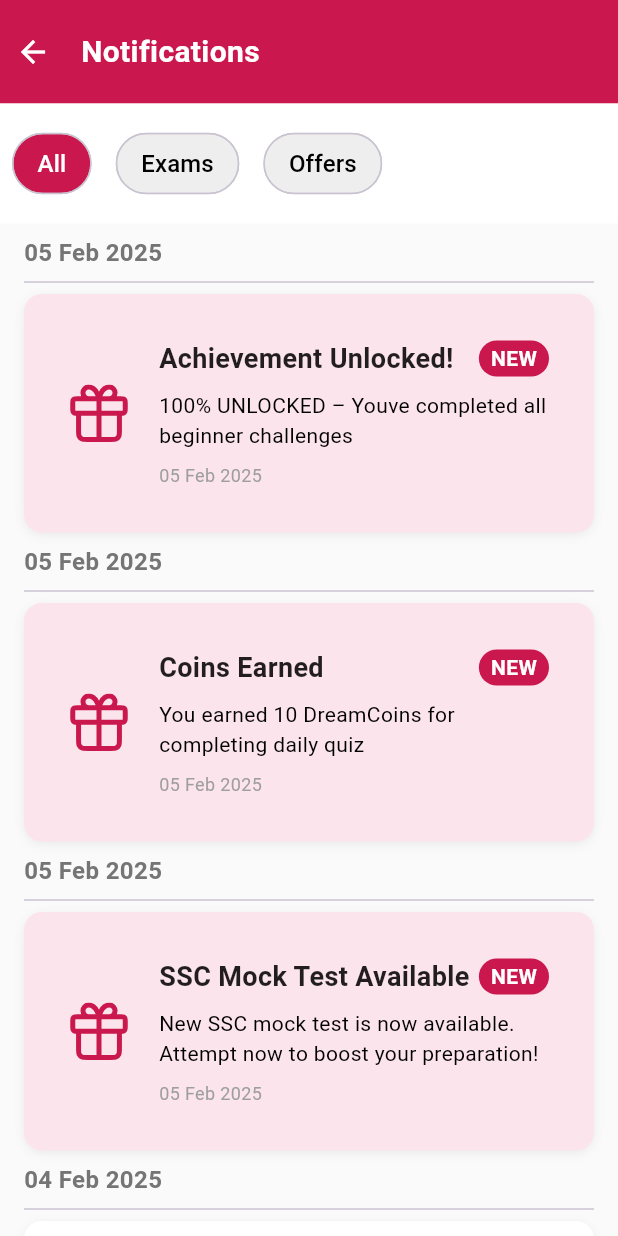
After one commit to arun-kumar-bidila/demo-rankify, a Flutter app: the Notifications screen opened directly, on a phone screen of 412 x 824 dp. The commit adds this screen. Run offline on Flutter 3.47's test engine with Material 3 defaults, Android fonts, the phone set to English and light mode, and no system bars; our stand-ins replace another_carousel_pro, badges, flutter_keyboard_visibility, flutter_screenutil, flutter_svg.

Commit message:
Notifications Screen Completed

```diff
--- /dev/null
+++ b/lib/features/dashboard/screens/notifications.dart
@@ -0,0 +1,329 @@
+import 'package:flutter/material.dart';
+import 'package:flutter_svg/flutter_svg.dart';
+import 'package:rankify/constants/colors.dart';
+
+class Notifications extends StatefulWidget {
+  Notifications({Key? key}) : super(key: key);
+
+  @override
+  State<Notifications> createState() => _NotificationsState();
+}
+
+class _NotificationsState extends State<Notifications> {
+  final availableFilers = [
+    'All',
+    'Exams',
+    'Offers',
+  ];
+
+  late String _selectedFilter;
+
+  @override
+  void initState() {
+    super.initState();
+    _selectedFilter = availableFilers[0];
+  }
+
+  final Map<DateTime, List<NotificationItem>> groupedNotifications = {
+    DateTime(2025, 2, 5): [
+      NotificationItem(
+        title: 'Achievement Unlocked!',
+        subtitle: '100% UNLOCKED – Youve completed all beginner challenges',
+        date: DateTime(2025, 2, 5),
+        type: 'offers',
+        isNew: true,
+        icon: 'assets/svg/gift.svg',
+      ),
+      NotificationItem(
+        title: 'Coins Earned',
+        subtitle: 'You earned 10 DreamCoins for completing daily quiz',
+        date: DateTime(2025, 2, 5),
+        type: 'offers',
+        isNew: true,
+        icon: 'assets/svg/gift.svg',
+      ),
+      NotificationItem(
+        title: 'SSC Mock Test Available',
+        subtitle: 'New SSC mock test is now available. Attempt now to boost your preparation!',
+        date: DateTime(2025, 2, 5),
+        type: 'exams',
+        isNew: true,
+        icon: 'assets/svg/gift.svg',
+      ),
+    ],
+    DateTime(2025, 2, 4): [
+      NotificationItem(
+        title: 'App Update',
+        subtitle: 'New features added! Update now to enjoy better experience',
+        date: DateTime(2025, 2, 4),
+        type: 'offers',
+        isNew: false,
+        icon: 'assets/svg/gift.svg',
+      ),
+    ],
+  };
+
+  @override
+  Widget build(BuildContext context) {
+    return Scaffold(
+      backgroundColor: Colors.grey[50],
+      body: SafeArea(
+        child: Column(
+          children: [
+            customAppBar(context),
+            showFilters(),
+            buildNotifications(groupedNotifications),
+          ],
+        ),
+      ),
+    );
+  }
+
+  Widget showFilters() {
+    return Container(
+      width: double.infinity,
+      height: 80,
+      color: Colors.white,
+      child: ListView.builder(
+        scrollDirection: Axis.horizontal,
+        itemCount: availableFilers.length,
+        itemBuilder: (context, index) {
+          return Padding(
+            padding: const EdgeInsets.all(8.0),
+            child: Align(
+              alignment: Alignment.center,
+              child: GestureDetector(
+                onTap: () {
+                  setState(() {
+                    _selectedFilter = availableFilers[index];
+                  });
+                },
+                child: Chip(
+                  label: Text(availableFilers[index]),
+                  backgroundColor: _selectedFilter == availableFilers[index]
+                      ? GlobalColors.buttonColor
+                      : Colors.grey[200],
+                  shape: StadiumBorder(),
+                  labelStyle: TextStyle(
+                    color: _selectedFilter == availableFilers[index]
+                        ? Colors.white
+                        : Colors.black,
+                    fontSize: 16,
+                    fontWeight: FontWeight.w500,
+                  ),
+                ),
+              ),
+            ),
+          );
+        },
+      ),
+    );
+  }
+
+  Widget buildNotifications(Map<DateTime, List<NotificationItem>> notifications) {
+    List<DateTime> sortedDates = notifications.keys.toList()
+      ..sort((a, b) => b.compareTo(a));
+
+    return Expanded(
+      child: ListView.builder(
+        padding: EdgeInsets.symmetric(horizontal: 16, vertical: 8),
+        itemCount: sortedDates.length,
+        itemBuilder: (context, index) {
+          DateTime date = sortedDates[index];
+          List<NotificationItem> dayNotifications = notifications[date] ?? [];
+
+          return Column(
+            crossAxisAlignment: CrossAxisAlignment.start,
+            children: [
+                    ...dayNotifications.where((n) => n.type == _selectedFilter.toLowerCase() || _selectedFilter == 'All')
+              .map(
+                (notification) => Column(
+                  crossAxisAlignment: CrossAxisAlignment.start,
+                  children: [
+                    Text(
+                      _formatDate(date),
+                      style: TextStyle(
+                        fontSize: 16,
+                        fontWeight: FontWeight.w600,
+                        color: Colors.grey[600],
+                      ),
+                    ),
+                  Divider(),
+                    customNotificationTile(
+                    title: notification.title,
+                    subtitle: notification.subtitle,
+                    date: _formatDate(notification.date),
+                    isNew: notification.isNew,
+                    icon: notification.icon,
+
+                                ),
+                                ]
+                ),
+              ),
+
+            ],
+          );
+        },
+      ),
+    );
+  }
+
+  String _formatDate(DateTime date) {
+    List<String> months = [
+      'Jan', 'Feb', 'Mar', 'Apr', 'May', 'Jun',
+      'Jul', 'Aug', 'Sep', 'Oct', 'Nov', 'Dec'
+    ];
+    return '${date.day.toString().padLeft(2, '0')} ${months[date.month - 1]} ${date.year}';
+  }
+}
+
+Widget customNotificationTile({
+  required String title,
+  required String subtitle,
+  required String date,
+  required bool isNew,
+  required String icon,
+}) {
+  return Container(
+    margin: EdgeInsets.only(bottom: 8),
+    decoration: BoxDecoration(
+      color: isNew ? Colors.pink[50] : Colors.white,
+      borderRadius: BorderRadius.circular(12),
+      boxShadow: [
+        BoxShadow(
+          offset: const Offset(0, 2),
+          blurRadius: 6,
+          spreadRadius: -1,
+          color: Colors.black.withOpacity(0.08),
+        ),
+      ],
+    ),
+    child: Padding(
+      padding: const EdgeInsets.all(30),
+      child: Row(
+        crossAxisAlignment: CrossAxisAlignment.center,
+        children: [
+          Padding(
+            padding: const EdgeInsets.only(right: 20),
+            child: Container(
+              width: 40,
+              height: 40,
+              child: SvgPicture.asset(
+                icon,
+                width: 40,
+                height: 40,
+              ),
+            ),
+          ),
+          Expanded(
+            child: Column(
+              crossAxisAlignment: CrossAxisAlignment.start,
+              children: [
+                Row(
+                  children: [
+                    Expanded(
+                      child: Text(
+                        title,
+                        style: const TextStyle(
+                          fontSize: 18,
+                          fontWeight: FontWeight.w600,
+                          color: Colors.black87,
+                        ),
+                      ),
+                    ),
+                    if (isNew)
+                      Container(
+                        padding: EdgeInsets.symmetric(horizontal: 8, vertical: 2),
+                        decoration: BoxDecoration(
+                          color: GlobalColors.buttonColor,
+                          borderRadius: BorderRadius.circular(12),
+                        ),
+                        child: Text(
+                          'NEW',
+                          style: TextStyle(
+                            color: Colors.white,
+                            fontSize: 14,
+                            fontWeight: FontWeight.bold,
+                          ),
+                        ),
+                      ),
+                  ],
+                ),
+                Padding(
+                  padding: const EdgeInsets.symmetric(vertical: 8),
+                  child: Text(
+                    subtitle,
+                    style: const TextStyle(
+                      fontSize: 14,
+                      color: Colors.black,
+                    ),
+                  ),
+                ),
+                Text(
+                  date,
+                  style: const TextStyle(
+                    fontSize: 12,
+                    color: Colors.grey,
+                  ),
+                ),
+              ],
+            ),
+          ),
+        ],
+      ),
+    ),
+  );
+}
+
+Widget customAppBar(BuildContext context) {
+  return Container(
+    color: GlobalColors.buttonColor,
+    child: Padding(
+      padding: EdgeInsets.only(
+        top: 20.0,
+        left: 10.0,
+        right: 10.0,
+        bottom: 20.0,
+      ),
+      child: Row(
+        children: [
+          GestureDetector(
+            onTap: () {
+              Navigator.pop(context);
+            },
+            child: Icon(Icons.arrow_back, color: Colors.white),
+          ),
+          Padding(
+            padding: const EdgeInsets.only(left: 20),
+            child: Text(
+              "Notifications",
+              style: TextStyle(
+                fontSize: 20,
+                fontWeight: FontWeight.bold,
+                color: Colors.white,
+              ),
+            ),
+          ),
+        ],
+      ),
+    ),
+  );
+}
+
+class NotificationItem {
+  final String title;
+  final String subtitle;
+  final DateTime date;
+  final String type;
+  final bool isNew;
+  final String icon;
+
+  NotificationItem({
+    required this.title,
+    required this.subtitle,
+    required this.date,
+    required this.type,
+    required this.isNew,
+    required this.icon,
+  });
+}
--- a/lib/features/dashboard/widgets/appbar.dart
+++ b/lib/features/dashboard/widgets/appbar.dart
@@ -2,6 +2,7 @@ import 'package:flutter/material.dart';
 import 'package:flutter_screenutil/flutter_screenutil.dart';
 import 'package:badges/badges.dart' as badges;
 import 'package:rankify/constants/colors.dart';
+import 'package:rankify/features/dashboard/screens/notifications.dart';
 import 'package:rankify/features/profilebar/screens/profilescreen.dart';
 import 'package:rankify/utils/screen_size.dart';
 
@@ -62,9 +63,15 @@ class DashboardAppbar extends StatelessWidget {
                           fontSize: 8.sp,
                           fontWeight: FontWeight.w500),
                     ),
-                    child: Image.asset(
-                      "icons/notification.png",
-                      height: Screensize.height * 0.025,
+                    child: GestureDetector(
+                      onTap: () {
+                        Navigator.push(context, MaterialPageRoute(
+                            builder: (context) => Notifications()));
+                      },
+                      child: Image.asset(
+                        "icons/notification.png",
+                        height: Screensize.height * 0.025,
+                      ),
                     ),
                   ),
                 ),
```
